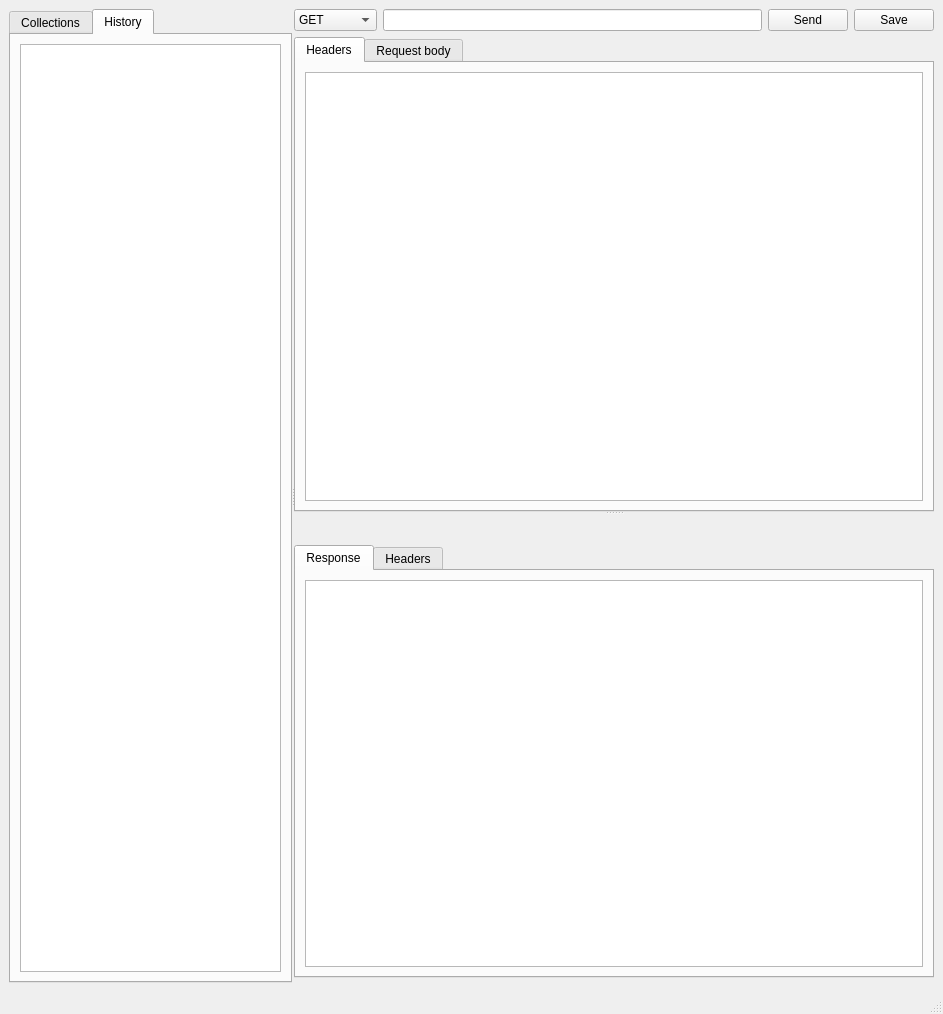
Above: main.ui from LinkedList/qTTp before the change. Below: the same form after it.
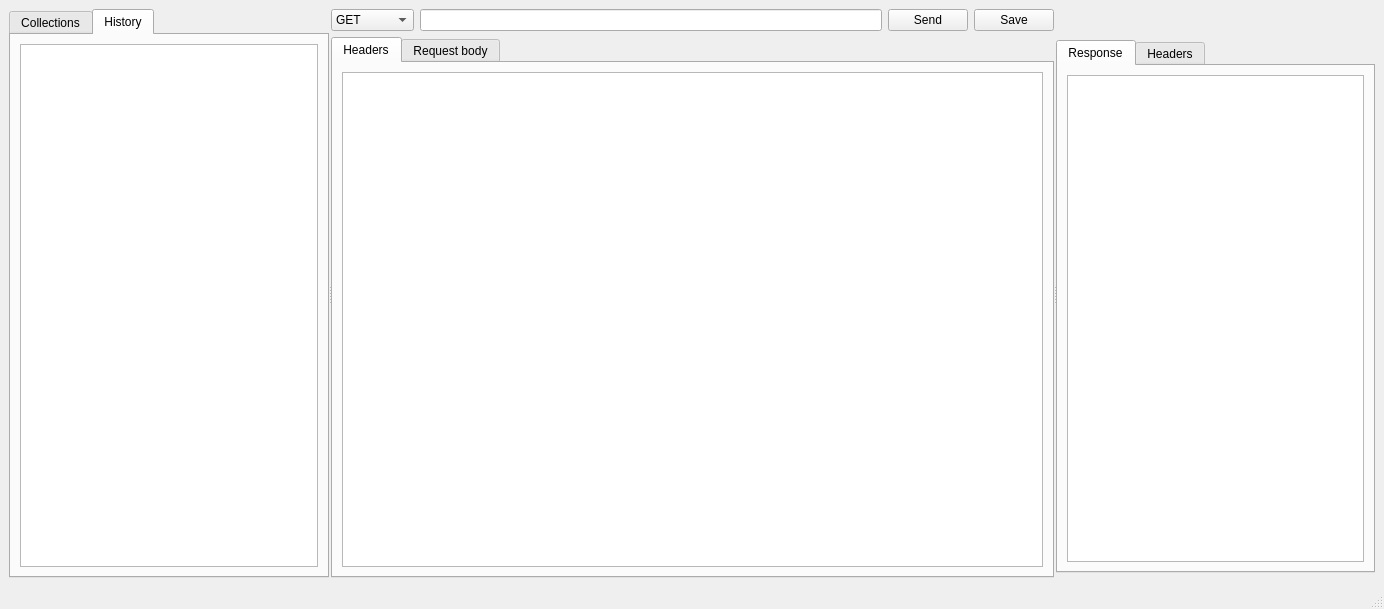
That is the form after the change.

Commit message: Horizontal splitters are prettier

Diff of the .ui file:
```diff
--- a/main.ui
+++ b/main.ui
@@ -6,8 +6,8 @@
    <rect>
     <x>0</x>
     <y>0</y>
-    <width>943</width>
-    <height>1014</height>
+    <width>1384</width>
+    <height>609</height>
    </rect>
   </property>
   <property name="sizePolicy">
@@ -123,7 +123,7 @@
         <enum>QFrame::NoFrame</enum>
        </property>
        <property name="orientation">
-        <enum>Qt::Vertical</enum>
+        <enum>Qt::Horizontal</enum>
        </property>
        <property name="handleWidth">
         <number>2</number>
```
Left out of the diff: 2 changed lines with no effect on the pictures. The commit also changes 2 other files.
